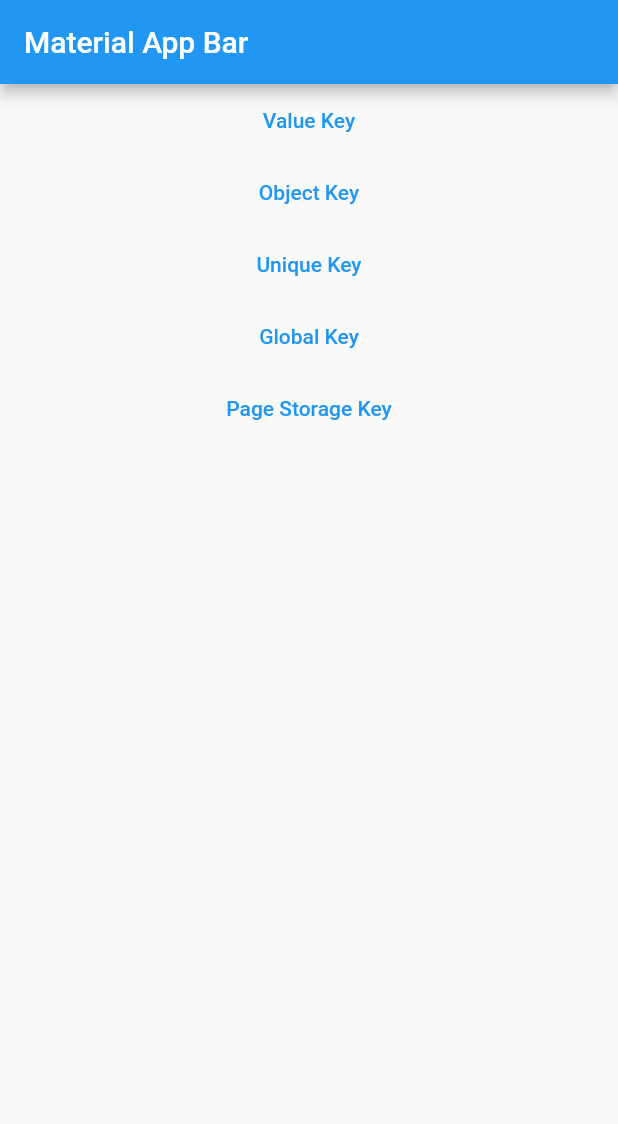
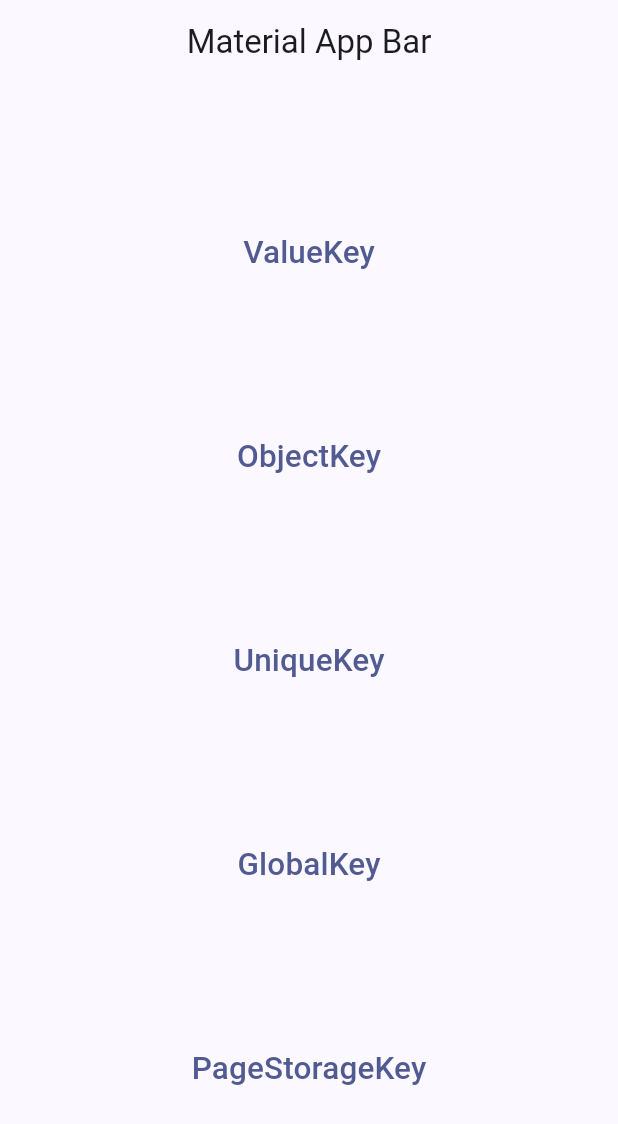
Before and after one commit to Jhon-Giraldo/flutter_keys, a Flutter app: the screen it shows after launch, on a phone screen of 412 x 824 dp. Shown: the top 1124 px of the screen. Run offline on Flutter 3.47's test engine with Material 2 defaults, Android fonts, the phone set to English and light mode, and no system bars.

Commit message:
Flutter Keys

```diff
--- a/lib/main.dart
+++ b/lib/main.dart
@@ -1,4 +1,3 @@
-import 'package:demo_keys/pages/global_keys/failed_global_keys.dart';
 import 'package:demo_keys/pages/home_page.dart';
 import 'package:flutter/material.dart';
 
@@ -10,8 +9,13 @@ class MyApp extends StatelessWidget {
   @override
   Widget build(BuildContext context) {
     return MaterialApp(
+      debugShowCheckedModeBanner: false,
       title: 'Material App',
-      home: HomePage(),
+      theme: ThemeData(
+        useMaterial3: true,
+        colorSchemeSeed: Colors.indigo,
+      ),
+      home: const HomePage(),
     );
   }
 }
--- a/lib/pages/global_keys/home_values_keys_page.dart
+++ b/lib/pages/global_keys/home_values_keys_page.dart
@@ -13,7 +13,6 @@ class HomeGlobalKeys extends StatefulWidget {
 
 class _HomeGlobalKeysState extends State<HomeGlobalKeys> {
   int currentPage = 0;
-
   List<Widget>? pages;
 
   @override
--- a/lib/pages/home_page.dart
+++ b/lib/pages/home_page.dart
@@ -1,3 +1,4 @@
+// ignore_for_file: public_member_api_docs, sort_constructors_first
 import 'package:demo_keys/pages/global_keys/home_values_keys_page.dart';
 import 'package:demo_keys/pages/object_keys/home_values_keys_page.dart';
 import 'package:demo_keys/pages/page_storage_key/home_values_keys_page.dart';
@@ -5,20 +6,19 @@ import 'package:demo_keys/pages/unique_keys/home_values_keys_page.dart';
 import 'package:demo_keys/pages/values_keys/home_values_keys_page.dart';
 import 'package:flutter/material.dart';
 
-import '../main.dart';
-import 'global_keys/failed_global_keys.dart';
-
 class HomePage extends StatelessWidget {
-  HomePage({super.key});
+  const HomePage({super.key});
 
   @override
   Widget build(BuildContext context) {
     return Scaffold(
       appBar: AppBar(
+        centerTitle: true,
         title: const Text('Material App Bar'),
       ),
       body: Center(
         child: Column(
+          mainAxisAlignment: MainAxisAlignment.spaceEvenly,
           children: [
             TextButton(
               onPressed: () {
@@ -27,7 +27,9 @@ class HomePage extends StatelessWidget {
                     MaterialPageRoute(
                         builder: ((context) => const HomeValuesKeys())));
               },
-              child: const Text('Value Key'),
+              child: const KeyName(
+                keyTextName: 'ValueKey',
+              ),
             ),
             TextButton(
               onPressed: () {
@@ -36,7 +38,7 @@ class HomePage extends StatelessWidget {
                     MaterialPageRoute(
                         builder: ((context) => const HomeObjectKeys())));
               },
-              child: const Text('Object Key'),
+              child: const KeyName(keyTextName: 'ObjectKey'),
             ),
             TextButton(
               onPressed: () {
@@ -45,16 +47,16 @@ class HomePage extends StatelessWidget {
                     MaterialPageRoute(
                         builder: ((context) => const HomeUniqueKeys())));
               },
-              child: const Text('Unique Key'),
+              child: const KeyName(keyTextName: 'UniqueKey'),
             ),
             TextButton(
               onPressed: () {
                 Navigator.push(
                     context,
                     MaterialPageRoute(
-                        builder: ((context) => HomeGlobalKeys())));
+                        builder: ((context) => const HomeGlobalKeys())));
               },
-              child: const Text('Global Key'),
+              child: const KeyName(keyTextName: 'GlobalKey'),
             ),
             TextButton(
               onPressed: () {
@@ -63,7 +65,7 @@ class HomePage extends StatelessWidget {
                     MaterialPageRoute(
                         builder: ((context) => const HomeStorageKeys())));
               },
-              child: const Text('Page Storage Key'),
+              child: const KeyName(keyTextName: 'PageStorageKey'),
             ),
           ],
         ),
@@ -71,3 +73,17 @@ class HomePage extends StatelessWidget {
     );
   }
 }
+
+class KeyName extends StatelessWidget {
+  const KeyName({super.key, required this.keyTextName});
+
+  final String keyTextName;
+
+  @override
+  Widget build(BuildContext context) {
+    return Text(
+      keyTextName,
+      style: const TextStyle(fontSize: 21),
+    );
+  }
+}
--- a/lib/pages/object_keys/home_values_keys_page.dart
+++ b/lib/pages/object_keys/home_values_keys_page.dart
@@ -11,7 +11,6 @@ class HomeObjectKeys extends StatefulWidget {
 
 class _HomeObjectKeysState extends State<HomeObjectKeys> {
   int currentPage = 0;
-
   final List<Widget> pages = const [FailedObjectKeys(), SuccessObjectKeys()];
 
   @override
--- a/lib/pages/page_storage_key/home_values_keys_page.dart
+++ b/lib/pages/page_storage_key/home_values_keys_page.dart
@@ -1,4 +1,3 @@
-import 'package:demo_keys/pages/home_page.dart';
 import 'package:demo_keys/pages/page_storage_key/success_storage_keys.dart';
 import 'package:flutter/material.dart';
 
@@ -12,15 +11,15 @@ class HomeStorageKeys extends StatefulWidget {
 }
 
 class _HomeStorageKeysState extends State<HomeStorageKeys> {
-  final PageStorageBucket _bucket = PageStorageBucket();
   int currentPage = 0;
-
   final List<Widget> pages = const [
     FailedStorageKeys(),
     SuccessStorageKeys(
       key: PageStorageKey('successStorageKey'),
     )
   ];
+
+  final PageStorageBucket _bucket = PageStorageBucket();
 
   @override
   Widget build(BuildContext context) {
--- a/lib/pages/unique_keys/home_values_keys_page.dart
+++ b/lib/pages/unique_keys/home_values_keys_page.dart
@@ -12,7 +12,6 @@ class HomeUniqueKeys extends StatefulWidget {
 
 class _HomeUniqueKeysState extends State<HomeUniqueKeys> {
   int currentPage = 0;
-
   final List<Widget> pages = const [FailedUniqueKeys(), SuccessUniqueKeys()];
 
   @override
--- a/lib/pages/values_keys/home_values_keys_page.dart
+++ b/lib/pages/values_keys/home_values_keys_page.dart
@@ -11,8 +11,7 @@ class HomeValuesKeys extends StatefulWidget {
 
 class _HomeValuesKeysState extends State<HomeValuesKeys> {
   int currentPage = 0;
-
-  final List<Widget> pages = [FailedValuesKeys(), SuccessValuesKeys()];
+  final List<Widget> pages = const [FailedValuesKeys(), SuccessValuesKeys()];
 
   @override
   Widget build(BuildContext context) {
```
Also changed, not shown: lib/pages/global_keys/failed_global_keys.dart (+6 -10 lines), lib/pages/global_keys/success_global_keys.dart (+6 -11 lines), lib/pages/object_keys/failed_object_keys.dart (+20 -19 lines), lib/pages/object_keys/success_object_keys.dart (+17 -17 lines), lib/pages/page_storage_key/failed_storage_keys.dart (+17 -17 lines), lib/pages/page_storage_key/success_storage_keys.dart (+22 -22 lines), lib/pages/unique_keys/failed_unique_keys.dart (+7 -7 lines), lib/pages/unique_keys/success_unique_keys.dart (+7 -7 lines), pubspec.lock, 1 other file.
